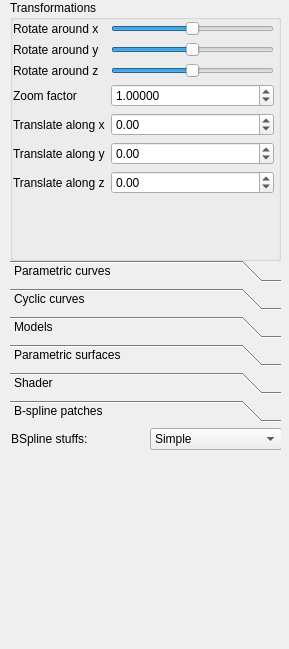
Before: the Qt Designer form GUI/SideWidget.ui in SzaszSzilard/BBTE-Graphics, drawn with Qt 5.
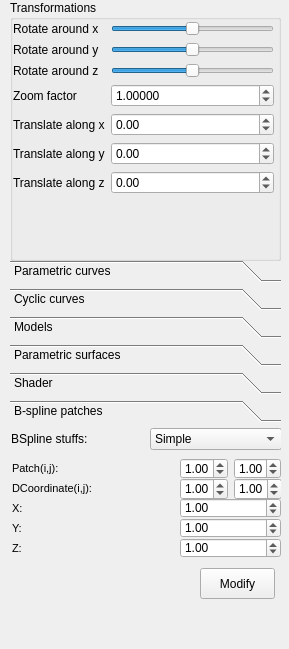
After: the same form once the commit is applied.

The edit to the form file:
```diff
--- a/GUI/SideWidget.ui
+++ b/GUI/SideWidget.ui
@@ -226,7 +226,7 @@
      <x>10</x>
      <y>260</y>
      <width>271</width>
-     <height>281</height>
+     <height>361</height>
     </rect>
    </property>
    <property name="currentIndex">
@@ -708,13 +708,13 @@
       <x>0</x>
       <y>0</y>
       <width>271</width>
-      <height>119</height>
+      <height>199</height>
      </rect>
     </property>
     <attribute name="label">
      <string>B-spline patches</string>
     </attribute>
-    <widget class="QWidget" name="">
+    <widget class="QWidget" name="layoutWidget">
      <property name="geometry">
       <rect>
        <x>1</x>
@@ -760,6 +760,257 @@
       </item>
      </layout>
     </widget>
+    <widget class="QLabel" name="label_18">
+     <property name="geometry">
+      <rect>
+       <x>2</x>
+       <y>30</y>
+       <width>132</width>
+       <height>20</height>
+      </rect>
+     </property>
+     <property name="font">
+      <font>
+       <pointsize>8</pointsize>
+      </font>
+     </property>
+     <property name="text">
+      <string>Patch(i,j):</string>
+     </property>
+     <property name="buddy">
+      <cstring>SpinBoxScale</cstring>
+     </property>
+    </widget>
+    <widget class="QLabel" name="label_19">
+     <property name="geometry">
+      <rect>
+       <x>2</x>
+       <y>50</y>
+       <width>132</width>
+       <height>20</height>
+      </rect>
+     </property>
+     <property name="font">
+      <font>
+       <pointsize>8</pointsize>
+      </font>
+     </property>
+     <property name="text">
+      <string>DCoordinate(i,j):</string>
+     </property>
+     <property name="buddy">
+      <cstring>SpinBoxScale</cstring>
+     </property>
+    </widget>
+    <widget class="QLabel" name="label_20">
+     <property name="geometry">
+      <rect>
+       <x>2</x>
+       <y>70</y>
+       <width>132</width>
+       <height>20</height>
+      </rect>
+     </property>
+     <property name="font">
+      <font>
+       <pointsize>8</pointsize>
+      </font>
+     </property>
+     <property name="text">
+      <string>X:</string>
+     </property>
+     <property name="buddy">
+      <cstring>SpinBoxScale</cstring>
+     </property>
+    </widget>
+    <widget class="QDoubleSpinBox" name="modify_x">
+     <property name="geometry">
+      <rect>
+       <x>170</x>
+       <y>70</y>
+       <width>101</width>
+       <height>20</height>
+      </rect>
+     </property>
+     <property name="maximum">
+      <double>4.000000000000000</double>
+     </property>
+     <property name="singleStep">
+      <double>0.100000000000000</double>
+     </property>
+     <property name="value">
+      <double>1.000000000000000</double>
+     </property>
+    </widget>
+    <widget class="QLabel" name="label_21">
+     <property name="geometry">
+      <rect>
+       <x>2</x>
+       <y>90</y>
+       <width>132</width>
+       <height>20</height>
+      </rect>
+     </property>
+     <property name="font">
+      <font>
+       <pointsize>8</pointsize>
+      </font>
+     </property>
+     <property name="text">
+      <string>Y:</string>
+     </property>
+     <property name="buddy">
+      <cstring>SpinBoxScale</cstring>
+     </property>
+    </widget>
+    <widget class="QDoubleSpinBox" name="modify_y">
+     <property name="geometry">
+      <rect>
+       <x>170</x>
+       <y>90</y>
+       <width>101</width>
+       <height>20</height>
+      </rect>
+     </property>
+     <property name="maximum">
+      <double>4.000000000000000</double>
+     </property>
+     <property name="singleStep">
+      <double>0.100000000000000</double>
+     </property>
+     <property name="value">
+      <double>1.000000000000000</double>
+     </property>
+    </widget>
+    <widget class="QLabel" name="label_22">
+     <property name="geometry">
+      <rect>
+       <x>2</x>
+       <y>110</y>
+       <width>132</width>
+       <height>20</height>
+      </rect>
+     </property>
+     <property name="font">
+      <font>
+       <pointsize>8</pointsize>
+      </font>
+     </property>
+     <property name="text">
+      <string>Z:</string>
+     </property>
+     <property name="buddy">
+      <cstring>SpinBoxScale</cstring>
+     </property>
+    </widget>
+    <widget class="QDoubleSpinBox" name="modify_z">
+     <property name="geometry">
+      <rect>
+       <x>170</x>
+       <y>110</y>
+       <width>101</width>
+       <height>20</height>
+      </rect>
+     </property>
+     <property name="maximum">
+      <double>4.000000000000000</double>
+     </property>
+     <property name="singleStep">
+      <double>0.100000000000000</double>
+     </property>
+     <property name="value">
+      <double>1.000000000000000</double>
+     </property>
+    </widget>
+    <widget class="QPushButton" name="pushButton">
+     <property name="geometry">
+      <rect>
+       <x>190</x>
+       <y>140</y>
+       <width>75</width>
+       <height>31</height>
+      </rect>
+     </property>
+     <property name="text">
+      <string>Modify</string>
+     </property>
+    </widget>
+    <widget class="QWidget" name="">
+     <property name="geometry">
+      <rect>
+       <x>170</x>
+       <y>30</y>
+       <width>101</width>
+       <height>21</height>
+      </rect>
+     </property>
+     <layout class="QHBoxLayout" name="horizontalLayout_9">
+      <item>
+       <widget class="QDoubleSpinBox" name="patch_i">
+        <property name="maximum">
+         <double>10.000000000000000</double>
+        </property>
+        <property name="singleStep">
+         <double>1.000000000000000</double>
+        </property>
+        <property name="value">
+         <double>1.000000000000000</double>
+        </property>
+       </widget>
+      </item>
+      <item>
+       <widget class="QDoubleSpinBox" name="patch_j">
+        <property name="maximum">
+         <double>12.000000000000000</double>
+        </property>
+        <property name="singleStep">
+         <double>1.000000000000000</double>
+        </property>
+        <property name="value">
+         <double>1.000000000000000</double>
+        </property>
+       </widget>
+      </item>
+     </layout>
+    </widget>
+    <widget class="QWidget" name="">
+     <property name="geometry">
+      <rect>
+       <x>170</x>
+       <y>50</y>
+       <width>102</width>
+       <height>22</height>
+      </rect>
+     </property>
+     <layout class="QHBoxLayout" name="horizontalLayout_10">
+      <item>
+       <widget class="QDoubleSpinBox" name="dcoord_i">
+        <property name="maximum">
+         <double>3.000000000000000</double>
+        </property>
+        <property name="singleStep">
+         <double>1.000000000000000</double>
+        </property>
+        <property name="value">
+         <double>1.000000000000000</double>
+        </property>
+       </widget>
+      </item>
+      <item>
+       <widget class="QDoubleSpinBox" name="dcoord_j">
+        <property name="maximum">
+         <double>3.000000000000000</double>
+        </property>
+        <property name="singleStep">
+         <double>1.000000000000000</double>
+        </property>
+        <property name="value">
+         <double>1.000000000000000</double>
+        </property>
+       </widget>
+      </item>
+     </layout>
+    </widget>
    </widget>
   </widget>
  </widget>
```
Left out of the diff: 10 changed lines with no effect on the pictures.
